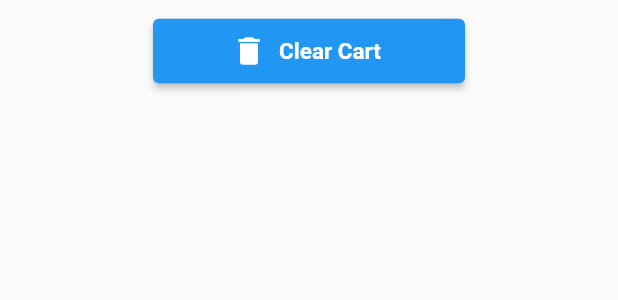
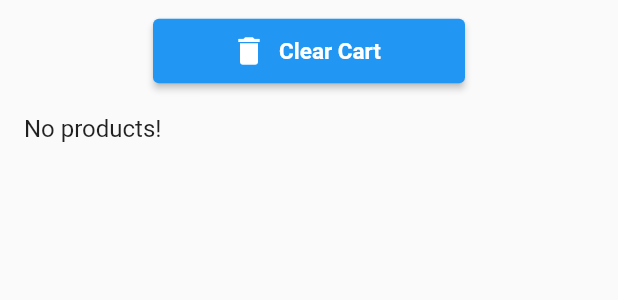
Before and after one commit to je-martinez/stream-store, a Flutter app: the Checkout widget shown alone on an empty page, opened directly, on a phone screen of 412 x 824 dp. Shown: the top 300 px of the screen. Run offline on Flutter 3.47's test engine with Material 2 defaults, Android fonts, the light colour scheme and no system bars; our stand-ins replace rxdart.

Commit message:
feat: render ui

```diff
--- a/lib/checkout.dart
+++ b/lib/checkout.dart
@@ -4,6 +4,7 @@ import 'package:flutter/material.dart';
 import 'package:stream_store/bloc/shopping_cart.bloc.dart';
 
 import 'models/product.dart';
+import 'product_list.dart';
 
 class Checkout extends StatefulWidget {
   const Checkout({super.key});
@@ -35,6 +36,7 @@ class _CheckoutState extends State<Checkout> {
   @override
   Widget build(BuildContext context) {
     return Column(
+      crossAxisAlignment: CrossAxisAlignment.start,
       children: [
         const SizedBox(
           height: 10,
@@ -53,7 +55,8 @@ class ClearCartButton extends StatelessWidget {
 
   @override
   Widget build(BuildContext context) {
-    return ElevatedButton.icon(
+    return Center(
+        child: ElevatedButton.icon(
       icon: const Icon(
         Icons.delete,
         color: Colors.white,
@@ -69,16 +72,48 @@ class ClearCartButton extends StatelessWidget {
       style: ElevatedButton.styleFrom(
         fixedSize: const Size(208, 43),
       ),
-    );
+    ));
   }
 }
 
 class MyProducts extends StatelessWidget {
-  List<Product>? products;
-  MyProducts({super.key, this.products});
+  final List<Product>? products;
+  const MyProducts({super.key, this.products});
 
   @override
   Widget build(BuildContext context) {
-    return Container();
+    List<Widget> wProduct = [];
+    if (products != null) {
+      for (final item in products!) {
+        wProduct.add(ProductItem(
+          product: item,
+          checkout: true,
+        ));
+      }
+    } else {
+      wProduct.add(const ListTile(title: Text("No products!")));
+    }
+
+    return Expanded(
+        child: ListView(
+      children: wProduct,
+    ));
+
+    // return Padding(
+    //     padding: const EdgeInsets.symmetric(horizontal: 10, vertical: 20),
+    //     child: Column(
+    //       children: [
+    //         const Text(
+    //           "Your Products",
+    //           style: TextStyle(
+    //               color: Colors.grey,
+    //               fontSize: 19,
+    //               fontWeight: FontWeight.bold),
+    //         ),
+    //         ListView(
+    //           children: wProduct,
+    //         )
+    //       ],
+    //     ));
   }
 }
```
Also changed, not shown: lib/product_list.dart (+8 -8 lines).
